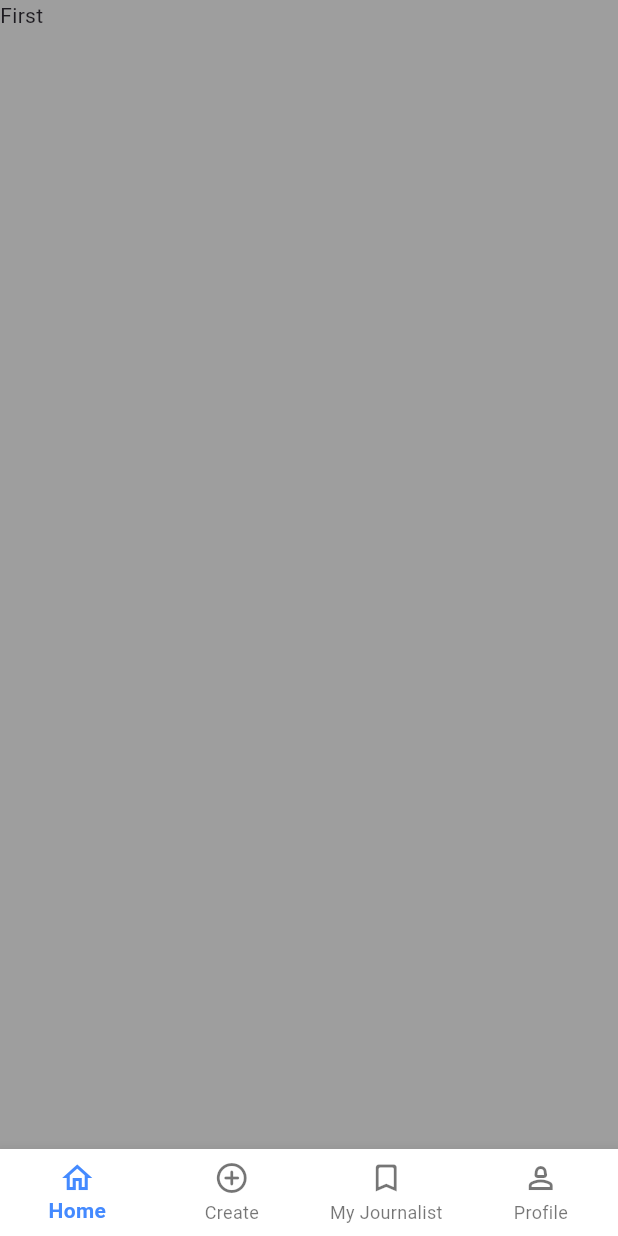
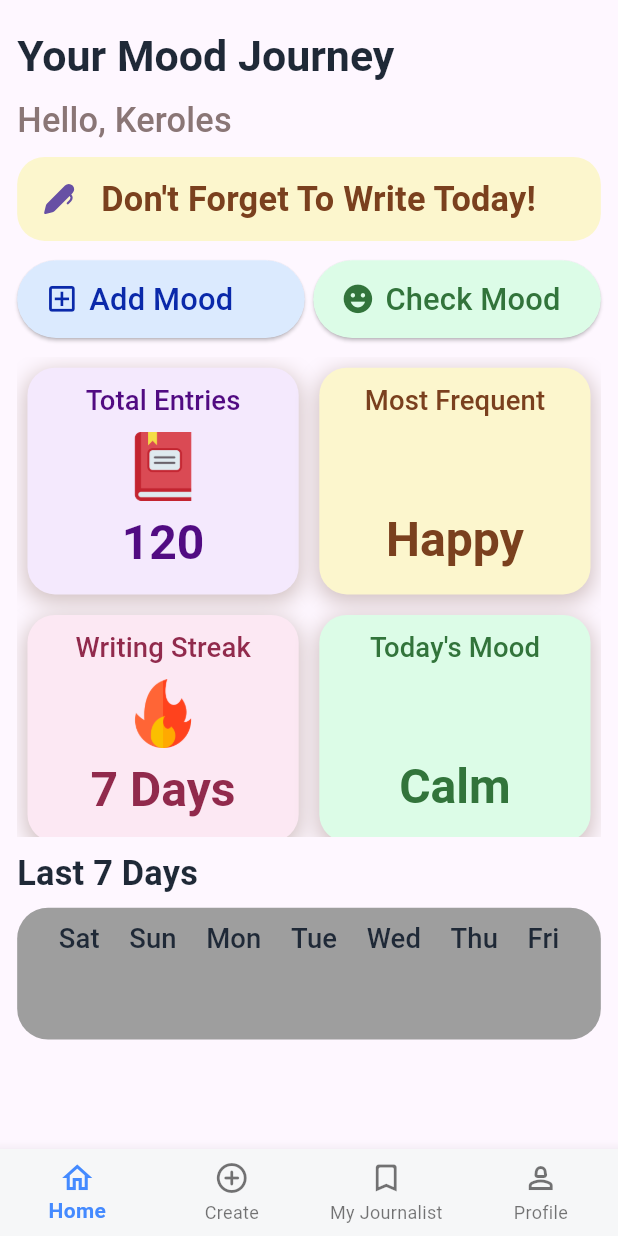
Before and after one commit to SWE-Keroles-Hany/mood-j, a Flutter app: the HomeScreen screen opened by its route, on a phone screen of 412 x 824 dp. Run offline on Flutter 3.47's test engine with Material 3 defaults, Android fonts, the phone set to English and light mode, and no system bars; our stand-ins replace fluentui_system_icons, flutter_screenutil; missing offline and left inert: emojis.

Commit message:
home don

```diff
--- a/lib/core/theme/app_theme.dart
+++ b/lib/core/theme/app_theme.dart
@@ -8,6 +8,17 @@ class AppTheme {
   static const Color grey = Colors.grey;
   static const Color blueAccent = Colors.blueAccent;
   static const Color amber = Colors.amber;
+  static const Color darkBrown = Color(0xff7A401E);
+  static const Color creamYellow = Color(0xffFCF6CD);
+  static const Color lightBlue = Color(0xffDBEAFE);
+  static const Color leafGreen = Color(0xff0A29AA);
+  static const Color mintGreen = Color(0xffDCFCE7);
+  static const Color forestGreen = Color(0xff32743B);
+  static const Color lavender = Color(0xffF4E9FD);
+  static const deepPurple = Color(0xff510B82);
+  static const Color lightPink = Color(0xffFCE8F3);
+  static const deepRose = Color(0xff912A4C);
+  static const Color blushPink = Color(0xffFAEBF2);
 
   static ThemeData lightTheme = ThemeData(
     bottomNavigationBarTheme: BottomNavigationBarThemeData(
@@ -23,7 +34,7 @@ class AppTheme {
         fontSize: 20.sp,
         color: const Color.fromARGB(255, 138, 118, 118),
       ),
-      titleSmall: TextStyle(fontSize: 16.sp, color: amber),
+      titleSmall: TextStyle(fontSize: 16.sp, color: black),
     ),
   );
 }
--- /dev/null
+++ b/lib/features/add_mood/presentation/location.dart
@@ -0,0 +1,11 @@
+import 'package:flutter/material.dart';
+
+class Location extends StatelessWidget {
+  static const String routeName = "Location";
+  const Location({super.key});
+
+  @override
+  Widget build(BuildContext context) {
+    return Scaffold(appBar: AppBar(title: Text("Maps")));
+  }
+}
--- a/lib/features/home/presentation/home_screen.dart
+++ b/lib/features/home/presentation/home_screen.dart
@@ -1,6 +1,6 @@
 import 'package:flutter/material.dart';
-import 'package:flutter_screenutil/flutter_screenutil.dart';
 import 'package:moodly_j/core/theme/app_theme.dart';
+import 'package:moodly_j/features/home/presentation/home_tab.dart';
 
 class HomeScreen extends StatefulWidget {
   static const String routeName = "HomeScreen";
@@ -12,20 +12,20 @@ class HomeScreen extends StatefulWidget {
 
 class _HomeScreenState extends State<HomeScreen> {
   int selectedIndex = 0;
-  final tabs = [Text("First"), Text("Second"), Text("Second"), Text("Second")];
+  final tabs = [HomeTab(), Text("Second"), Text("Second"), Text("Second")];
 
   @override
   Widget build(BuildContext context) {
-    return Scaffold(
-      backgroundColor: Colors.grey,
+    return SafeArea(
+      child: Scaffold(
+        // backgroundColor: AppTheme.blushPink,
         body: tabs[selectedIndex],
-
         bottomNavigationBar: BottomNavigationBar(
+          backgroundColor: AppTheme.white,
           selectedItemColor: AppTheme.blueAccent,
           selectedLabelStyle: TextStyle(fontWeight: FontWeight.bold),
           type: BottomNavigationBarType.fixed,
           currentIndex: selectedIndex,
-        backgroundColor: Colors.white,
           onTap: (value) {
             selectedIndex = value;
             setState(() {});
@@ -49,6 +49,7 @@ class _HomeScreenState extends State<HomeScreen> {
             ),
           ],
         ),
+      ),
     );
   }
 }
--- /dev/null
+++ b/lib/features/home/presentation/home_tab.dart
@@ -0,0 +1,155 @@
+import 'package:emojis/emojis.dart';
+import 'package:flutter/material.dart';
+import 'package:flutter_screenutil/flutter_screenutil.dart';
+import 'package:fluentui_system_icons/fluentui_system_icons.dart';
+import 'package:moodly_j/core/theme/app_theme.dart';
+import 'package:moodly_j/features/home/widgets/custom_button.dart';
+import 'package:moodly_j/features/home/widgets/custom_item.dart';
+import 'package:emojis/emoji.dart';
+import 'package:moodly_j/features/home/widgets/day_mood.dart'; // to use Emoji utilities
+
+class HomeTab extends StatelessWidget {
+  HomeTab({super.key});
+  Emoji angry = Emoji.byChar(Emojis.poutingFace)!; // 😡
+  Emoji bullying = Emoji.byChar(Emojis.smirkingFace)!; // 😏
+  Emoji sad = Emoji.byChar(Emojis.cryingFace)!; // 😢
+  Emoji happy = Emoji.byChar(Emojis.smilingFaceWithSmilingEyes)!; // 😊
+  Emoji excited = Emoji.byChar(Emojis.starStruck)!; // 🤩
+  Emoji calm = Emoji.byChar(Emojis.relievedFace)!; // 😌
+
+  @override
+  Widget build(BuildContext context) {
+    // get a emoji by its name
+    final textTheme = Theme.of(context).textTheme;
+    return Padding(
+      padding: EdgeInsets.all(10.r),
+      child: Column(
+        crossAxisAlignment: CrossAxisAlignment.stretch,
+        children: [
+          SizedBox(height: 6.h),
+          Text(
+            "Your Mood Journey",
+            style: textTheme.titleLarge!.copyWith(fontSize: 25.sp),
+          ),
+          SizedBox(height: 6.h),
+          Text("Hello, Keroles", style: textTheme.titleMedium),
+          SizedBox(height: 6.h),
+          ListTile(
+            selected: true,
+            shape: OutlineInputBorder(
+              borderRadius: BorderRadius.circular(16.r),
+              borderSide: BorderSide.none,
+            ),
+            selectedTileColor: AppTheme.creamYellow,
+            title: Text(
+              "Don't Forget To Write Today!",
+              style: textTheme.titleMedium!.copyWith(
+                fontWeight: FontWeight.bold,
+                color: AppTheme.darkBrown,
+              ),
+            ),
+            leading: Icon(FluentIcons.pen_16_filled),
+          ),
+          SizedBox(height: 10.h),
+          Row(
+            children: [
+              Expanded(
+                child: CustomButton(
+                  bgColor: AppTheme.lightBlue,
+                  color: AppTheme.leafGreen,
+                  icon: Icons.add_box_outlined,
+                  onPressed: () {},
+                  title: "Add Mood",
+                ),
+              ),
+              SizedBox(width: 5.w),
+              Expanded(
+                child: CustomButton(
+                  bgColor: AppTheme.mintGreen,
+                  color: AppTheme.forestGreen,
+                  icon: Icons.emoji_emotions,
+                  onPressed: () {},
+                  title: "Check Mood",
+                ),
+              ),
+            ],
+          ),
+          SizedBox(height: 10.h),
+          SizedBox(
+            // color: Colors.red,
+            height: 320,
+            child: GridView(
+              physics: NeverScrollableScrollPhysics(),
+              gridDelegate: SliverGridDelegateWithFixedCrossAxisCount(
+                crossAxisCount: 2,
+                childAspectRatio: 1.18,
+              ),
+              children: [
+                CustomItem(
+                  emoji: sad,
+                  icon: "assets/icons/book.png",
+                  bgColor: AppTheme.lavender,
+                  color: AppTheme.deepPurple,
+                  result: "120",
+                  title: "Total Entries",
+                ),
+                CustomItem(
+                  fixedIcon: false,
+                  emoji: sad,
+                  // icon: "assets/icons/book.png",
+                  bgColor: AppTheme.creamYellow,
+                  color: AppTheme.darkBrown,
+                  result: "Happy",
+                  title: "Most Frequent",
+                ),
+                CustomItem(
+                  icon: "assets/icons/fire.png",
+                  bgColor: AppTheme.lightPink,
+                  color: AppTheme.deepRose,
+                  result: "7 Days",
+                  title: "Writing Streak",
+                ),
+                CustomItem(
+                  fixedIcon: false,
+                  emoji: calm,
+                  bgColor: AppTheme.mintGreen,
+                  color: AppTheme.forestGreen,
+                  result: "Calm",
+                  title: "Today's Mood",
+                ),
+              ],
+            ),
+          ),
+          SizedBox(height: 5.h),
+          Text(
+            "Last 7 Days",
+            style: textTheme.titleMedium!.copyWith(
+              color: AppTheme.black,
+              fontWeight: FontWeight.bold,
+            ),
+          ),
+          SizedBox(height: 5.h),
+          Container(
+            padding: EdgeInsets.all(7.r),
+            decoration: BoxDecoration(
+              color: AppTheme.grey,
+              borderRadius: BorderRadius.circular(18.r),
+            ),
+            child: Row(
+              mainAxisAlignment: MainAxisAlignment.spaceEvenly,
+              children: [
+                DayMood(day: "Sat", emoji: sad),
+                DayMood(day: "Sun", emoji: sad),
+                DayMood(day: "Mon", emoji: sad),
+                DayMood(day: "Tue", emoji: sad),
+                DayMood(day: "Wed", emoji: sad),
+                DayMood(day: "Thu", emoji: sad),
+                DayMood(day: "Fri", emoji: sad),
+              ],
+            ),
+          ),
+        ],
+      ),
+    );
+  }
+}
--- /dev/null
+++ b/lib/features/home/widgets/custom_button.dart
@@ -0,0 +1,47 @@
+import 'package:flutter/material.dart';
+import 'package:flutter_screenutil/flutter_screenutil.dart';
+
+class CustomButton extends StatelessWidget {
+  const CustomButton({
+    required this.icon,
+    required this.title,
+    required this.color,
+    required this.bgColor,
+
+    super.key,
+    required this.onPressed,
+  });
+  final Function()? onPressed;
+  final Color bgColor;
+  final Color color;
+
+  final String title;
+  final IconData icon;
+
+  @override
+  Widget build(BuildContext context) {
+    return ElevatedButton(
+      style: ElevatedButton.styleFrom(
+        padding: EdgeInsets.symmetric(vertical: 10.r, horizontal: 16.r),
+        backgroundColor: bgColor,
+      ),
+      onPressed: onPressed,
+      child: Row(
+        children: [
+          Flexible(
+            flex: 1,
+            child: Icon(icon, size: 20.r, color: color),
+          ),
+          SizedBox(width: 6.w),
+          Flexible(
+            flex: 4,
+            child: Text(
+              title,
+              style: TextStyle(fontSize: 18.sp, color: color),
+            ),
+          ),
+        ],
+      ),
+    );
+  }
+}
--- /dev/null
+++ b/lib/features/home/widgets/custom_item.dart
@@ -0,0 +1,68 @@
+import 'package:emojis/emoji.dart';
+import 'package:flutter/material.dart';
+import 'package:flutter_screenutil/flutter_screenutil.dart';
+
+class CustomItem extends StatelessWidget {
+  const CustomItem({
+    this.emoji,
+    super.key,
+    required this.title,
+    required this.bgColor,
+    required this.color,
+    required this.result,
+    this.icon,
+    this.fixedIcon = true,
+  });
+  final String title;
+  final Color bgColor;
+  final Color color;
+  final String result;
+  final String? icon;
+  final Emoji? emoji;
+  final bool fixedIcon;
+
+  @override
+  Widget build(BuildContext context) {
+    final textTheme = Theme.of(context).textTheme;
+    return Container(
+      margin: EdgeInsets.all(6.r),
+      padding: EdgeInsets.all(8.r),
+      decoration: BoxDecoration(
+        boxShadow: [
+          BoxShadow(
+            color: const Color.fromARGB(
+              255,
+              208,
+              192,
+              192,
+            ), // زودنا الشفافية شوية
+            blurRadius: 12, // خفف النعومة
+            spreadRadius: 1, // نشر بسيط للظل
+            offset: const Offset(0, 4), // تحت شوية
+          ),
+        ],
+        color: bgColor,
+        borderRadius: BorderRadius.circular(16.r),
+      ),
+      child: Column(
+        mainAxisSize: MainAxisSize.max,
+        children: [
+          Text(title, style: textTheme.titleSmall!.copyWith(color: color)),
+          SizedBox(height: 6.h),
+          fixedIcon
+              ? Image.asset(icon ?? "", width: 40.w, fit: BoxFit.fill)
+              : Text(emoji.toString(), style: textTheme.titleLarge),
+          // Container(child: emoji,)
+          SizedBox(height: 6.h),
+          Text(
+            result,
+            style: textTheme.titleLarge!.copyWith(
+              fontSize: 28.sp,
+              color: color,
+            ),
+          ),
+        ],
+      ),
+    );
+  }
+}
--- /dev/null
+++ b/lib/features/home/widgets/day_mood.dart
@@ -0,0 +1,27 @@
+import 'package:emojis/emoji.dart';
+import 'package:flutter/material.dart';
+import 'package:flutter_screenutil/flutter_screenutil.dart';
+
+class DayMood extends StatelessWidget {
+  const DayMood({required this.day, required this.emoji, super.key});
+  final String day;
+  final Emoji emoji;
+
+  @override
+  Widget build(BuildContext context) {
+    final textTheme = Theme.of(context).textTheme;
+    return Column(
+      children: [
+        Text(day, style: textTheme.titleSmall!),
+        Container(
+          padding: EdgeInsets.all(3.r),
+
+          child: Text(
+            emoji.toString(),
+            style: textTheme.titleMedium!.copyWith(fontSize: 23.sp),
+          ),
+        ),
+      ],
+    );
+  }
+}
--- a/lib/main.dart
+++ b/lib/main.dart
@@ -2,7 +2,7 @@ import 'package:flutter/material.dart';
 import 'package:flutter_screenutil/flutter_screenutil.dart';
 import 'package:moodly_j/core/routes/app_routes.dart';
 import 'package:moodly_j/core/theme/app_theme.dart';
-import 'package:moodly_j/features/on_boarding_screen/presentation/on_boarding_screen.dart';
+import 'package:moodly_j/features/home/presentation/home_screen.dart';
 
 void main() {
   runApp(const MyApp());
@@ -17,7 +17,7 @@ class MyApp extends StatelessWidget {
       splitScreenMode: true,
       builder: (context, child) => MaterialApp(
         debugShowCheckedModeBanner: false,
-        initialRoute: OnBoardingScreen.routeName,
+        initialRoute: HomeScreen.routeName,
         routes: AppRoutes.routes,
         theme: AppTheme.lightTheme,
       ),
--- a/pubspec.yaml
+++ b/pubspec.yaml
@@ -36,6 +36,9 @@ dependencies:
   cupertino_icons: ^1.0.8
   flutter_screenutil: ^5.9.3
   introduction_screen: ^4.0.0
+  fluentui_system_icons: ^1.1.273
+  font_awesome_flutter: ^10.10.0
+  emojis: ^0.9.9
 
 dev_dependencies:
   flutter_test:
@@ -62,7 +65,7 @@ flutter:
   # To add assets to your application, add an assets section, like this:
   assets:
     - assets/images/
-  #   - images/a_dot_ham.jpeg
+    - assets/icons/
 
   # An image asset can refer to one or more resolution-specific "variants", see
   # https://flutter.dev/to/resolution-aware-images
```
Also changed, not shown: assets/icons/book.png (added), assets/icons/fire.png (added), pubspec.lock. Lines whose indentation alone changed are shown as unchanged.
